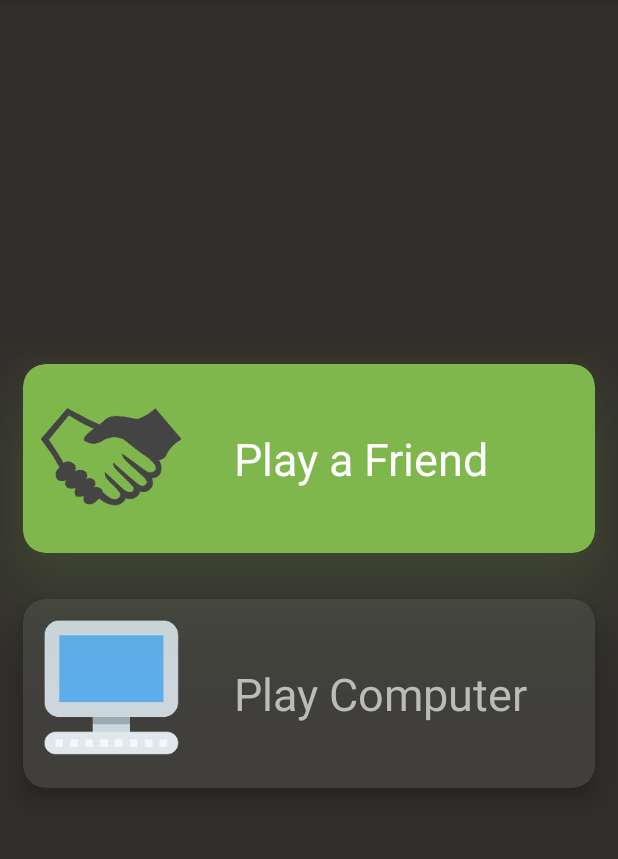
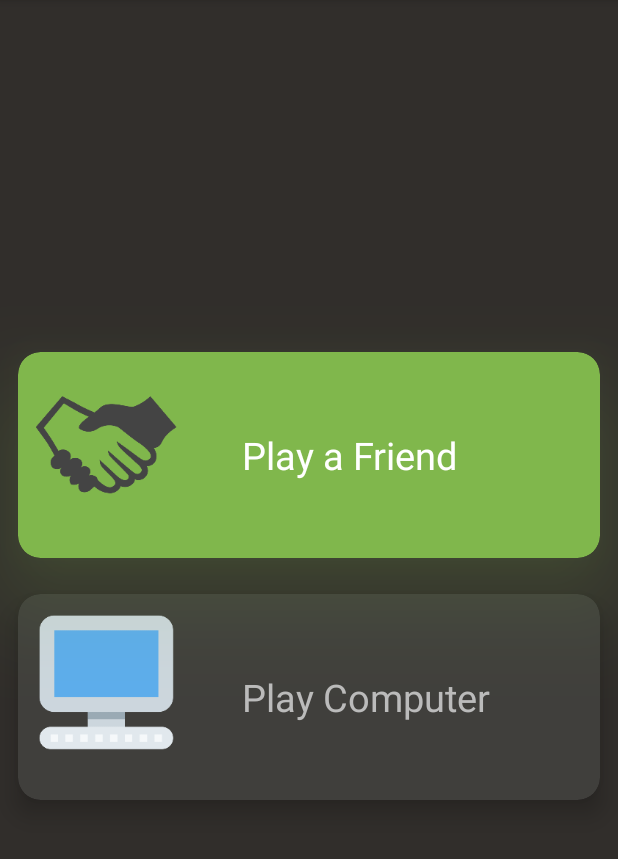
Before and after one commit to skmodi649/TikTakToe, an Android app: the screen it shows after launch (selection), on a phone screen of 412 x 824 dp, the part 84-943 px from its top. Run offline under Robolectric (Android 15) with nearby library versions, the phone set to English and light mode, and no system bars.

Commit message:
New UI and features commit

```diff
--- a/app/src/main/res/layout/activity_selection.xml
+++ b/app/src/main/res/layout/activity_selection.xml
@@ -13,7 +13,7 @@
         android:layout_width="match_parent"
         android:layout_height="wrap_content"
         app:cardElevation="10dp"
-        android:layout_margin="15dp"
+        android:layout_margin="12dp"
         android:backgroundTint="#403f3c"
         app:cardCornerRadius="15dp"
         app:layout_constraintBottom_toBottomOf="parent"
@@ -38,11 +38,11 @@
                 android:layout_width="wrap_content"
                 android:layout_height="wrap_content"
                 android:layout_gravity="center"
-                android:layout_margin="27dp"
+                android:layout_margin="36dp"
                 android:padding="5dp"
                 android:text="Play Computer"
                 android:textColor="#bbbbbb"
-                android:textSize="30sp" />
+                android:textSize="25sp" />
 
         </LinearLayout>
 
@@ -52,7 +52,7 @@
         android:id="@+id/playAFriend"
         android:layout_width="match_parent"
         android:layout_height="wrap_content"
-        android:layout_margin="15dp"
+        android:layout_margin="12dp"
         app:cardElevation="40dp"
         android:outlineAmbientShadowColor="#80b74c"
         android:outlineSpotShadowColor="#80b74c"
@@ -81,11 +81,11 @@
                 android:layout_width="wrap_content"
                 android:layout_height="wrap_content"
                 android:layout_gravity="center"
-                android:layout_margin="27dp"
+                android:layout_margin="36dp"
                 android:padding="5dp"
                 android:text="Play a Friend"
                 android:textColor="@color/white"
-                android:textSize="30sp" />
+                android:textSize="25sp" />
 
         </LinearLayout>
 
```
